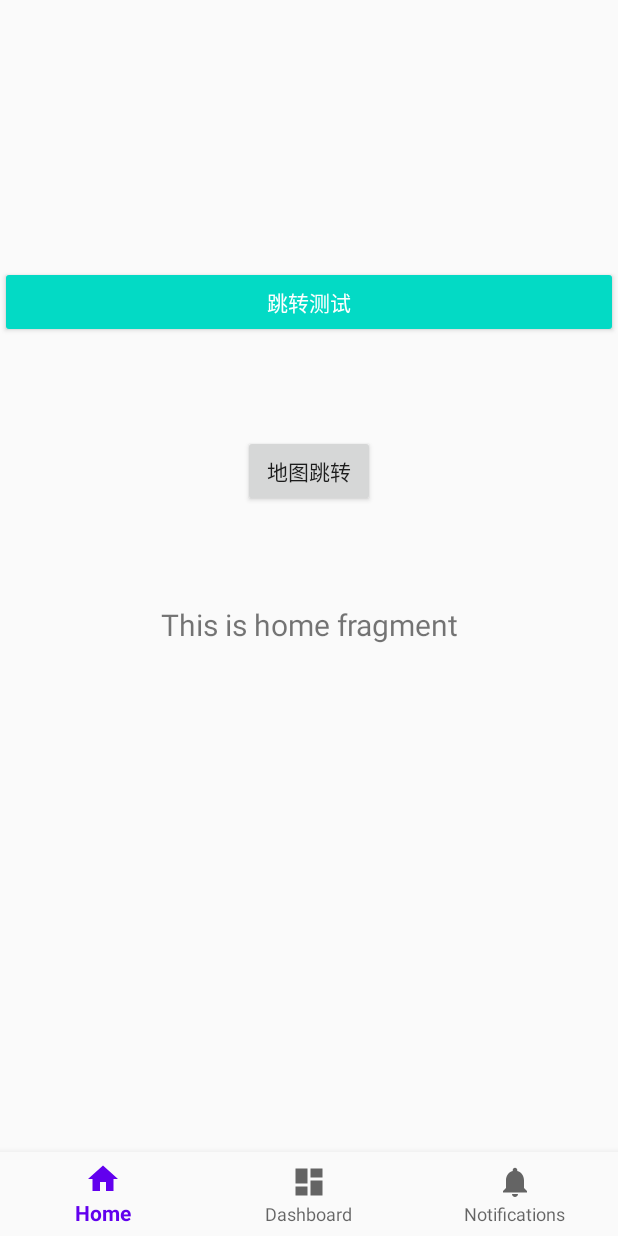
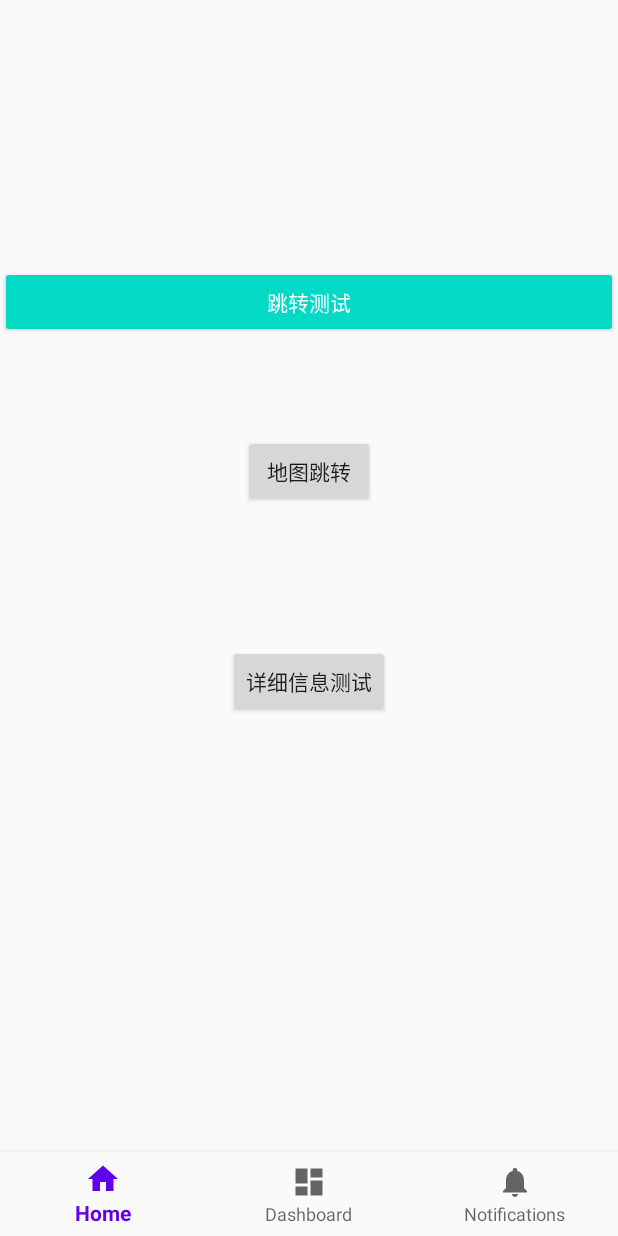
Before and after one commit to sekaiiiii/BUCTCS1703SECD, an Android app: the screen it shows after launch (MainActivity), on a phone screen of 412 x 824 dp. Run offline under Robolectric (Android 15) with nearby library versions, the phone set to English and light mode, and no system bars; our stand-ins replace navigation-ui.

Commit message:
更新代码

```diff
--- a/Museum Navigation System/museumguide/app/src/main/AndroidManifest.xml
+++ b/Museum Navigation System/museumguide/app/src/main/AndroidManifest.xml
@@ -8,6 +8,7 @@
         android:label="@string/app_name"
         android:roundIcon="@mipmap/ic_launcher_round"
         android:supportsRtl="true"
+        android:networkSecurityConfig="@xml/network_security_config"
         android:theme="@style/AppTheme">
         <activity android:name=".ui.map.MapGuide" />
 
--- a/Museum Navigation System/museumguide/app/src/main/java/com/buct/museumguide/ui/home/HomeFragment.java
+++ b/Museum Navigation System/museumguide/app/src/main/java/com/buct/museumguide/ui/home/HomeFragment.java
@@ -7,6 +7,7 @@ import android.view.View;
 import android.view.ViewGroup;
 import android.widget.Button;
 import android.widget.TextView;
+import android.widget.Toast;
 
 import androidx.annotation.NonNull;
 import androidx.annotation.Nullable;
@@ -33,14 +34,6 @@ public class HomeFragment extends Fragment {
                 ViewModelProviders.of(this).get(HomeViewModel.class);
         View root = inflater.inflate(R.layout.fragment_home, container, false);
         /**/
-        final TextView textView = root.findViewById(R.id.text_home);
-        //
-        homeViewModel.getText().observe(getViewLifecycleOwner(), new Observer<String>() {
-            @Override
-            public void onChanged(@Nullable String s) {
-                textView.setText(s);
-            }
-        });
         final Button button1=root.findViewById(R.id.button1);
         button1.setOnClickListener(new View.OnClickListener() {
             @Override
@@ -57,6 +50,15 @@ public class HomeFragment extends Fragment {
                 startActivity(new Intent(getActivity(), MapGuide.class));
             }
         });
+        final Button button9=root.findViewById(R.id.button9);
+        button9.setOnClickListener(new View.OnClickListener() {
+            @Override
+            public void onClick(View v) {
+                Toast.makeText(getActivity(),"666",Toast.LENGTH_SHORT).show();
+                //startActivity(new Intent(getActivity(), MapGuide.class));
+                Navigation.findNavController(v).navigate(R.id.action_navigation_home_to_museumInfo);
+            }
+        });
         return root;
     }
 
--- a/Museum Navigation System/museumguide/app/src/main/res/layout/fragment_home.xml
+++ b/Museum Navigation System/museumguide/app/src/main/res/layout/fragment_home.xml
@@ -41,4 +41,13 @@
         app:layout_constraintEnd_toEndOf="parent"
         app:layout_constraintStart_toStartOf="parent"
         app:layout_constraintTop_toBottomOf="@+id/button1" />
+
+    <Button
+        android:id="@+id/button9"
+        android:layout_width="wrap_content"
+        android:layout_height="wrap_content"
+        android:text="详细信息测试"
+        app:layout_constraintEnd_toEndOf="parent"
+        app:layout_constraintStart_toStartOf="parent"
+        app:layout_constraintTop_toBottomOf="@+id/text_home" />
 </androidx.constraintlayout.widget.ConstraintLayout>
--- /dev/null
+++ b/Museum Navigation System/museumguide/app/src/main/res/layout/xml/network_security_config.xml
@@ -0,0 +1,4 @@
+<?xml version="1.0" encoding="utf-8"?>
+<network-security-config>
+    <base-config cleartextTrafficPermitted="true" />
+</network-security-config>
--- a/Museum Navigation System/museumguide/app/src/main/res/navigation/mobile_navigation.xml
+++ b/Museum Navigation System/museumguide/app/src/main/res/navigation/mobile_navigation.xml
@@ -13,6 +13,9 @@
         <action
             android:id="@+id/action_navigation_home_to_searchResult"
             app:destination="@id/searchResult" />
+        <action
+            android:id="@+id/action_navigation_home_to_museumInfo"
+            app:destination="@id/museumInfo" />
     </fragment>
 
     <fragment
@@ -55,4 +58,9 @@
         android:name="com.buct.museumguide.ui.FragmentForUsers.Upload.UploadAudio"
         android:label="upload_audio_fragment"
         tools:layout="@layout/upload_audio_fragment" />
+    <fragment
+        android:id="@+id/museumInfo"
+        android:name="com.buct.museumguide.ui.FragmentForMain.MuseumInfo.MuseumInfo"
+        android:label="museum_info_fragment"
+        tools:layout="@layout/museum_info_fragment" />
 </navigation>
--- a/Museum Navigation System/museumguide/app/src/main/res/values/styles.xml
+++ b/Museum Navigation System/museumguide/app/src/main/res/values/styles.xml
@@ -9,7 +9,7 @@
     </style>
     <style name="Button_UserMainPage_Style">
         <item name="android:background">
-            @android:color/transparent
+            #F3F0E9
         </item>
         <item name="android:paddingLeft">
             10dp
```
Also changed, not shown: Museum Navigation System/museumguide/app/src/main/java/com/buct/museumguide/ui/FragmentForMain/MuseumInfo/MuseumInfo.java (+16 -1 lines), Museum Navigation System/museumguide/app/src/main/java/com/buct/museumguide/ui/FragmentForMain/MuseumInfo/MuseumInfoViewModel.java (+41 -0 lines), Museum Navigation System/museumguide/app/src/main/res/layout/fragment_notifications.xml (+4 -3 lines), Museum Navigation System/museumguide/app/src/main/res/layout/museum_info_fragment.xml (+20 -3 lines).
